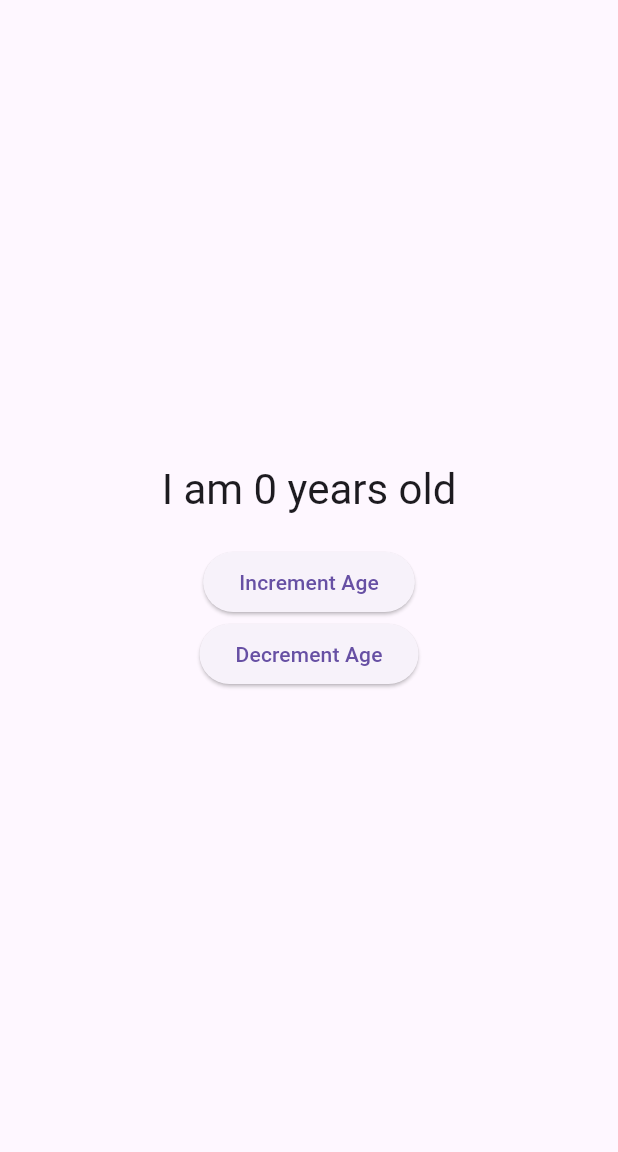
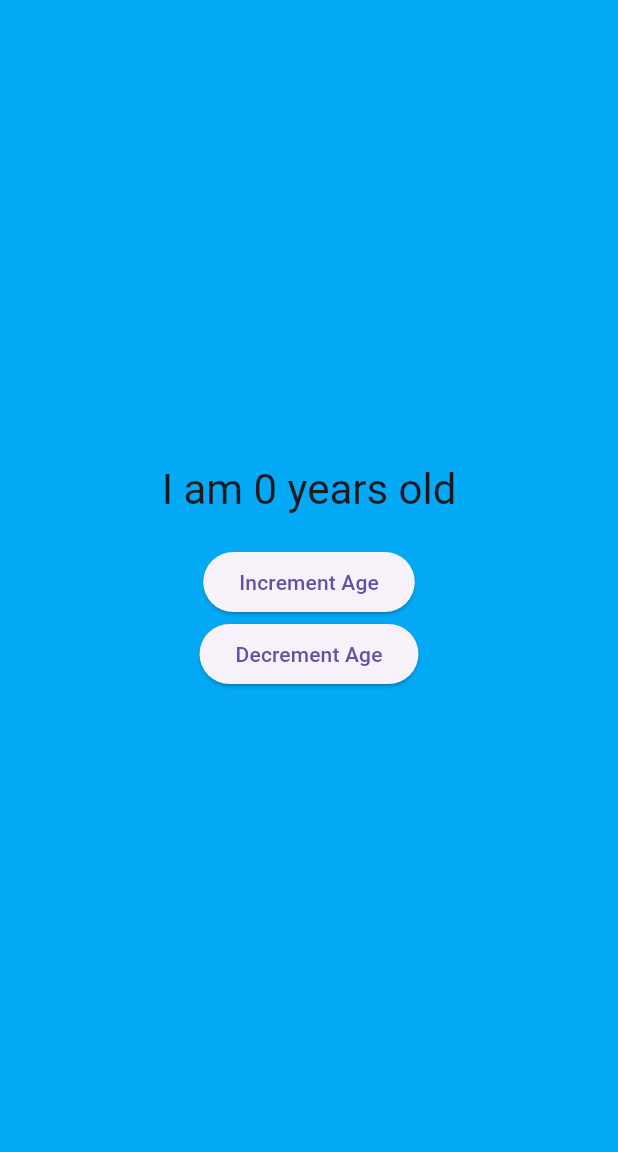
Before and after one commit to koushik2002vas5/counter_app, a Flutter app: the screen it shows after launch, on a phone screen of 412 x 824 dp, the part 84-1236 px from its top. Run offline on Flutter 3.47's test engine with Material 3 defaults, Android fonts, the phone set to English and light mode, and no system bars.

Commit message:
Added Background Color Based on Age

```diff
--- a/lib/main.dart
+++ b/lib/main.dart
@@ -24,6 +24,14 @@ class AgeCounter with ChangeNotifier {
       notifyListeners();
     }
   }
+
+  Color getBackgroundColor() {
+    if (age <= 12) return Colors.lightBlue;
+    if (age <= 19) return Colors.lightGreen;
+    if (age <= 30) return Colors.yellow;
+    if (age <= 50) return Colors.orange;
+    return Colors.grey;
+  }
 }
 
 class MyApp extends StatelessWidget {
@@ -45,6 +53,7 @@ class MyHomePage extends StatelessWidget {
   Widget build(BuildContext context) {
     return Consumer<AgeCounter>(
       builder: (context, ageCounter, child) => Scaffold(
+        backgroundColor: ageCounter.getBackgroundColor(),
         appBar: AppBar(title: const Text('Age Counter')),
         body: Center(
           child: Column(
```
